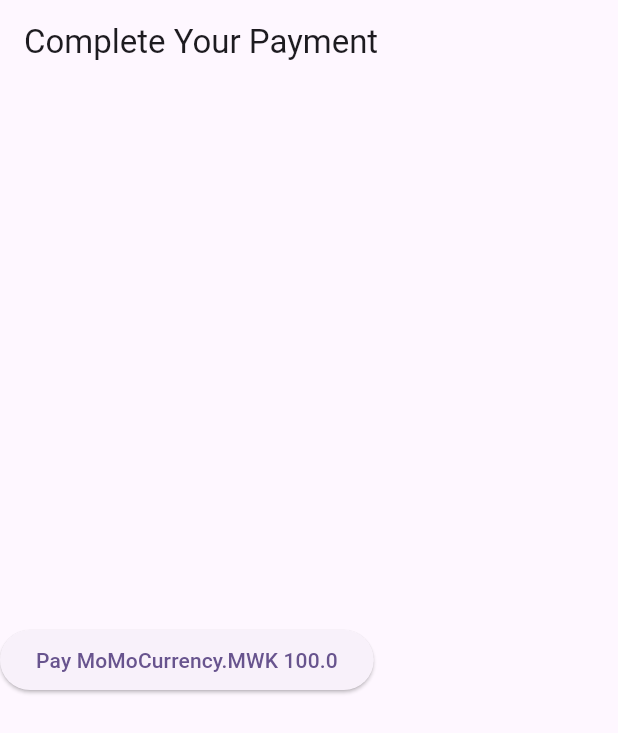
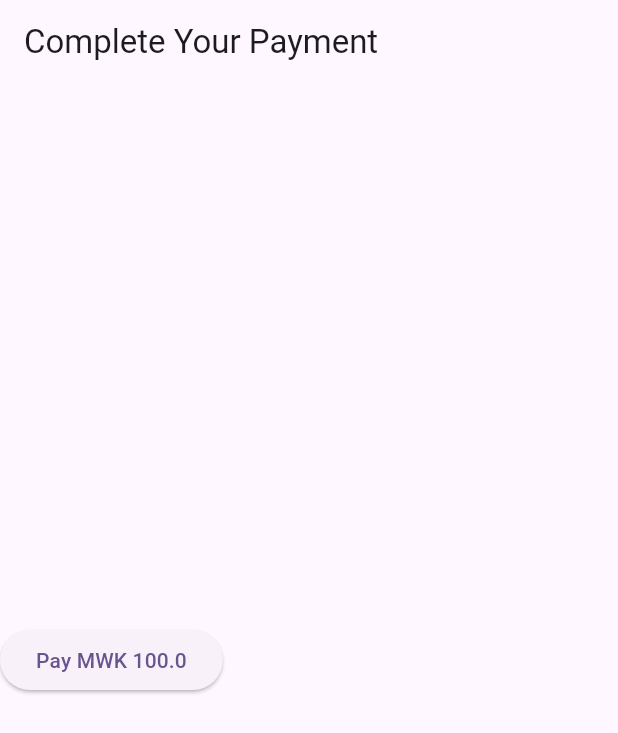
Before and after one commit to JoelFickson/pawapay_flutter, a Flutter app: the screen it shows after launch, on a phone screen of 412 x 824 dp. Shown: the top 733 px of the screen. Run offline on Flutter 3.47's test engine with Material 3 defaults, Android fonts, the phone set to English and light mode, and no system bars; our stand-ins replace dio, flutter_dotenv, get_it, pretty_dio_logger.

Commit message:
chore: fix currency display

```diff
--- a/lib/services/deposits_service.dart
+++ b/lib/services/deposits_service.dart
@@ -29,8 +29,8 @@ class Deposits {
         data: {
           'payoutId': transaction.payoutId,
           'amount': transaction.amount.toString(),
-          'currency': transaction.currency.toString(),
-          'correspondent': transaction.correspondent.toString(),
+          'currency': transaction.currency.name.toString(),
+          'correspondent': transaction.correspondent.name.toString(),
           'recipient': {
             'type': 'MSISDN',
             'address': {
--- a/lib/ui/payment_buttons.dart
+++ b/lib/ui/payment_buttons.dart
@@ -95,10 +95,11 @@ class PawaPayPaymentButton extends StatelessWidget {
 
   @override
   Widget build(BuildContext context) {
+    var currencyValue = currency.name ;
     return ElevatedButton(
       style: style,
       onPressed: () => _handlePayment(context),
-      child: Text('Pay $currency $amount'),
+      child: Text('Pay $currencyValue $amount'),
     );
   }
 }
```
